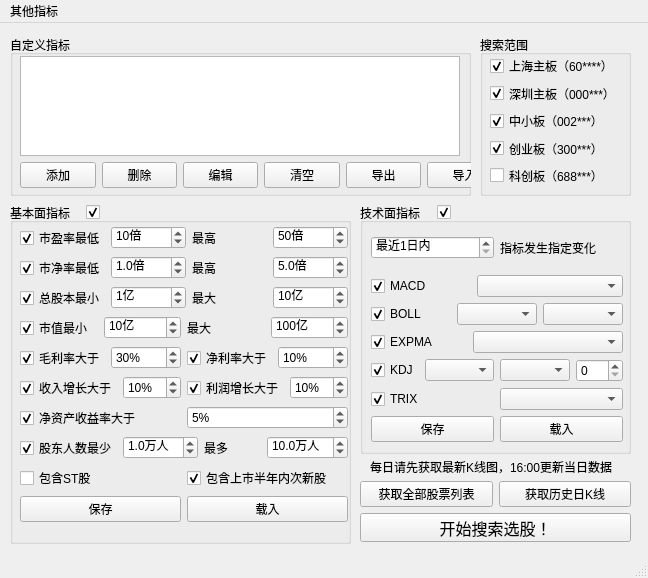
First picture: the form in QtDesign/StockFinder.ui, repository victor647/QuantumStockTrade, before the edit.
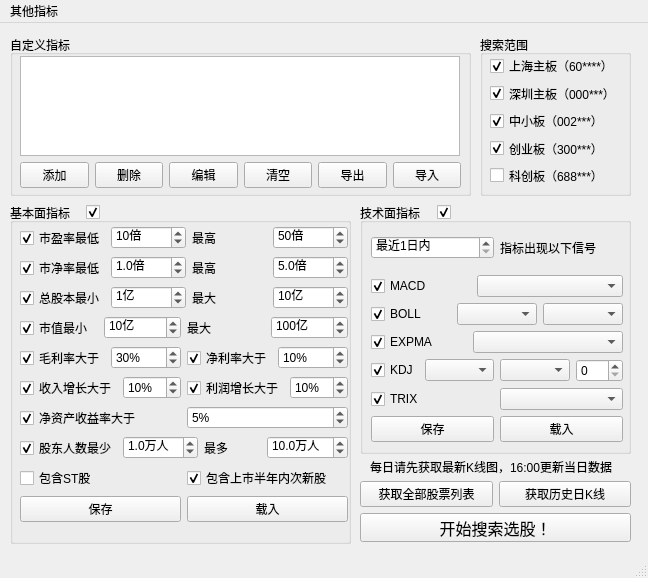
Second picture: the form after the edit.

```diff
--- a/QtDesign/StockFinder.ui
+++ b/QtDesign/StockFinder.ui
@@ -167,7 +167,7 @@
       <rect>
        <x>10</x>
        <y>127</y>
-       <width>482</width>
+       <width>441</width>
        <height>27</height>
       </rect>
      </property>
@@ -978,7 +978,7 @@
            </font>
           </property>
           <property name="text">
-           <string>指标发生指定变化</string>
+           <string>指标出现以下信号</string>
           </property>
          </widget>
         </item>
```
